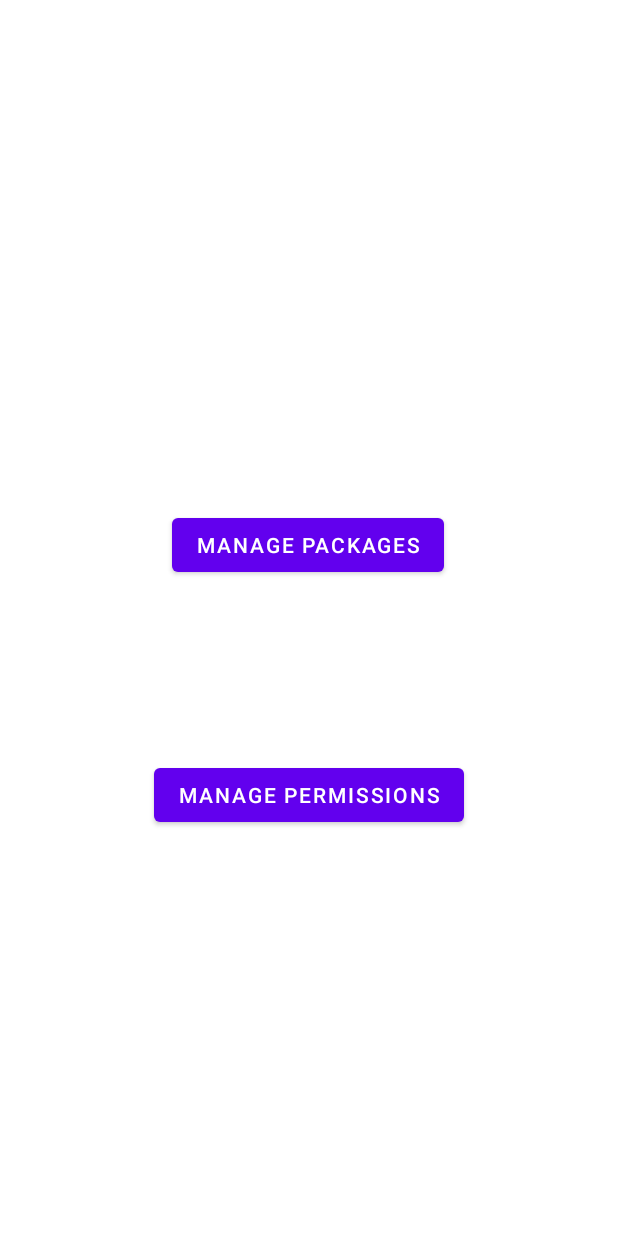
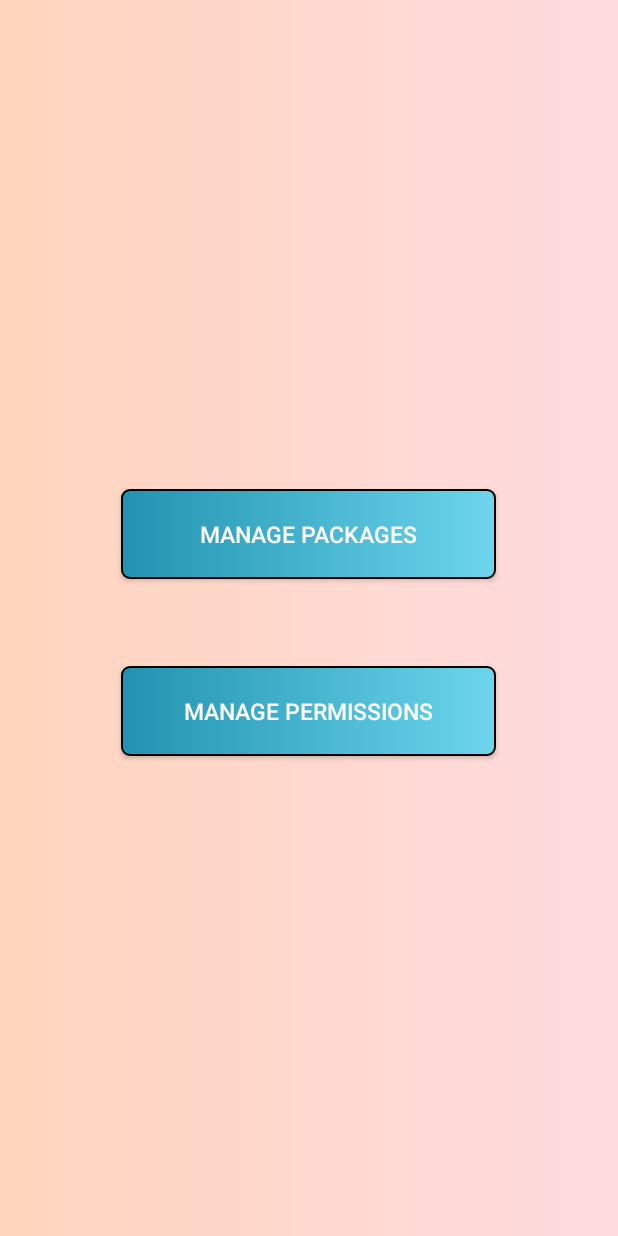
Before and after one commit to DevUt/org.secureos.dpc, an Android app: the layout activity_main.xml on its own in the app's theme, with its tools: preview values and no code run, on a phone screen of 412 x 824 dp. Run offline under Robolectric (Android 15) with nearby library versions, the phone set to English and light mode, and no system bars.

Commit message:
UI update

```diff
--- /dev/null
+++ b/app/src/main/res/drawable/buttons.xml
@@ -0,0 +1,8 @@
+<?xml version="1.0" encoding="utf-8"?>
+<shape xmlns:android="http://schemas.android.com/apk/res/android" android:shape="rectangle">
+
+    <gradient android:startColor="#2193b0" android:endColor="#6dd5ed" android:type="linear" />
+
+    <corners android:radius="5dp"/>
+    <stroke android:color="@color/black" android:width="1dp"/>
+</shape>
--- /dev/null
+++ b/app/src/main/res/drawable/gradient_background.xml
@@ -0,0 +1,11 @@
+<?xml version="1.0" encoding="utf-8"?>
+<shape
+    android:shape = "rectangle"
+    xmlns:android = "http://schemas.android.com/apk/res/android" >
+
+    <gradient
+        android:startColor = "#ffd5bd"
+        android:endColor = "#ffdbe0"
+        android:angle = "0"
+        android:type = "linear" />
+</shape>
--- /dev/null
+++ b/app/src/main/res/drawable/stroke.xml
@@ -0,0 +1,5 @@
+<?xml version="1.0" encoding="utf-8"?>
+<shape xmlns:android="http://schemas.android.com/apk/res/android" android:shape="rectangle">
+
+    <stroke android:color="@color/black" android:width="1dp"/>
+</shape>
--- a/app/src/main/res/layout/activity_main.xml
+++ b/app/src/main/res/layout/activity_main.xml
@@ -4,30 +4,63 @@
     xmlns:tools="http://schemas.android.com/tools"
     android:layout_width="match_parent"
     android:layout_height="match_parent"
-    tools:context="org.secureos.dpc.MainActivity">
+    tools:context="org.secureos.dpc.MainActivity"
+    android:background="@drawable/gradient_background">
+
+<!--    <TextView-->
+<!--        android:id="@+id/go_to_package_page"-->
+<!--        android:layout_width="wrap_content"-->
+<!--        android:layout_height="wrap_content"-->
+<!--        android:text="@string/manage_packages"-->
+<!--        app:layout_constraintBottom_toBottomOf="parent"-->
+<!--        app:layout_constraintEnd_toEndOf="parent"-->
+<!--        app:layout_constraintHorizontal_bias="0.497"-->
+<!--        app:layout_constraintStart_toStartOf="parent"-->
+<!--        app:layout_constraintTop_toTopOf="parent"-->
+<!--        app:layout_constraintVertical_bias="0.437" />-->
+
 
     <Button
         android:id="@+id/go_to_package_page"
-        android:layout_width="wrap_content"
-        android:layout_height="wrap_content"
+        android:layout_width="250dp"
+        android:layout_height="60dp"
+        android:background="@drawable/buttons"
         android:text="@string/manage_packages"
+        android:textColor="@color/white"
+        android:textSize="15dp"
         app:layout_constraintBottom_toBottomOf="parent"
         app:layout_constraintEnd_toEndOf="parent"
-        app:layout_constraintHorizontal_bias="0.497"
+        app:layout_constraintHorizontal_bias="0.496"
         app:layout_constraintStart_toStartOf="parent"
         app:layout_constraintTop_toTopOf="parent"
-        app:layout_constraintVertical_bias="0.437" />
+        app:layout_constraintVertical_bias="0.427" />
 
     <Button
         android:id="@+id/go_to_permission_page"
-        android:layout_width="wrap_content"
-        android:layout_height="wrap_content"
+        android:layout_width="250dp"
+        android:layout_height="60dp"
+        android:background="@drawable/buttons"
         android:text="@string/manage_permissions"
+        android:textColor="@color/white"
+        android:textSize="15dp"
         app:layout_constraintBottom_toBottomOf="parent"
         app:layout_constraintEnd_toEndOf="parent"
-        app:layout_constraintHorizontal_bias="0.499"
+        app:layout_constraintHorizontal_bias="0.496"
         app:layout_constraintStart_toStartOf="parent"
         app:layout_constraintTop_toTopOf="parent"
-        app:layout_constraintVertical_bias="0.652" />
+        app:layout_constraintVertical_bias="0.581" />
+
+
+    <!--        <Button-->
+<!--        android:id="@+id/go_to_permission_page"-->
+<!--        android:layout_width="wrap_content"-->
+<!--        android:layout_height="wrap_content"-->
+<!--        android:text="@string/manage_permissions"-->
+<!--        app:layout_constraintBottom_toBottomOf="parent"-->
+<!--        app:layout_constraintEnd_toEndOf="parent"-->
+<!--        app:layout_constraintHorizontal_bias="0.499"-->
+<!--        app:layout_constraintStart_toStartOf="parent"-->
+<!--        app:layout_constraintTop_toTopOf="parent"-->
+<!--        app:layout_constraintVertical_bias="0.652" />-->
 
 </androidx.constraintlayout.widget.ConstraintLayout>
--- a/app/src/main/res/layout/package_layout.xml
+++ b/app/src/main/res/layout/package_layout.xml
@@ -10,6 +10,7 @@
 
 
     <androidx.recyclerview.widget.RecyclerView
+        android:background="@drawable/gradient_background"
         android:id="@+id/package_recycler_view"
         android:layout_width="match_parent"
         android:layout_height="match_parent"
--- a/app/src/main/res/layout/permission_layout.xml
+++ b/app/src/main/res/layout/permission_layout.xml
@@ -10,6 +10,7 @@
 
 
     <androidx.recyclerview.widget.RecyclerView
+        android:background="@drawable/gradient_background"
         android:id="@+id/permission_recycler_view"
         android:layout_width="match_parent"
         android:layout_height="match_parent"
--- a/app/src/main/res/values-night/themes.xml
+++ b/app/src/main/res/values-night/themes.xml
@@ -1,6 +1,6 @@
 <resources xmlns:tools="http://schemas.android.com/tools">
     <!-- Base application theme. -->
-    <style name="Theme.FirstTestDPM" parent="Theme.MaterialComponents.DayNight.DarkActionBar">
+    <style name="Theme.FirstTestDPM" parent="Theme.AppCompat.DayNight.NoActionBar">
         <!-- Primary brand color. -->
         <item name="colorPrimary">@color/purple_200</item>
         <item name="colorPrimaryVariant">@color/purple_700</item>
--- a/app/src/main/res/values/themes.xml
+++ b/app/src/main/res/values/themes.xml
@@ -1,9 +1,9 @@
 <resources xmlns:tools="http://schemas.android.com/tools">
     <!-- Base application theme. -->
-    <style name="Theme.FirstTestDPM" parent="Theme.MaterialComponents.DayNight.DarkActionBar">
+    <style name="Theme.FirstTestDPM" parent="Theme.AppCompat.Light.NoActionBar">
         <!-- Primary brand color. -->
-        <item name="colorPrimary">@color/purple_500</item>
-        <item name="colorPrimaryVariant">@color/purple_700</item>
+        <item name="colorPrimary">@color/teal_700</item>
+        <item name="colorPrimaryVariant">@color/teal_700</item>
         <item name="colorOnPrimary">@color/white</item>
         <!-- Secondary brand color. -->
         <item name="colorSecondary">@color/teal_200</item>
```
Also changed, not shown: app/src/main/res/drawable/item_list_background.xml (added, +8 -0 lines), app/src/main/res/layout/package_list_item.xml (+8 -3 lines), app/src/main/res/layout/permission_list_item.xml (+8 -5 lines).
